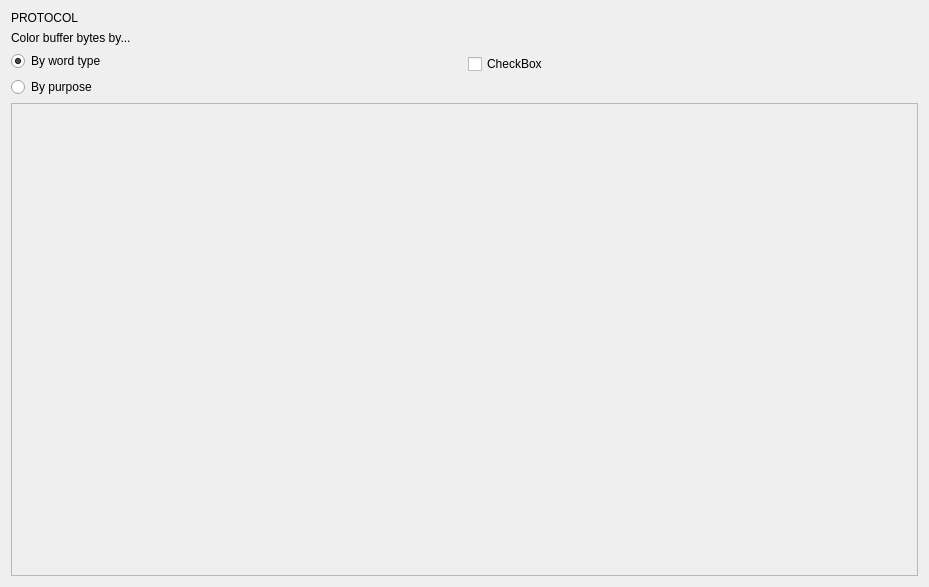
Qt form src/GUI/PinTracerUI/forms/ProtocolVisualizationWidget.ui (h3xduck/TaintBlade) before a commit.
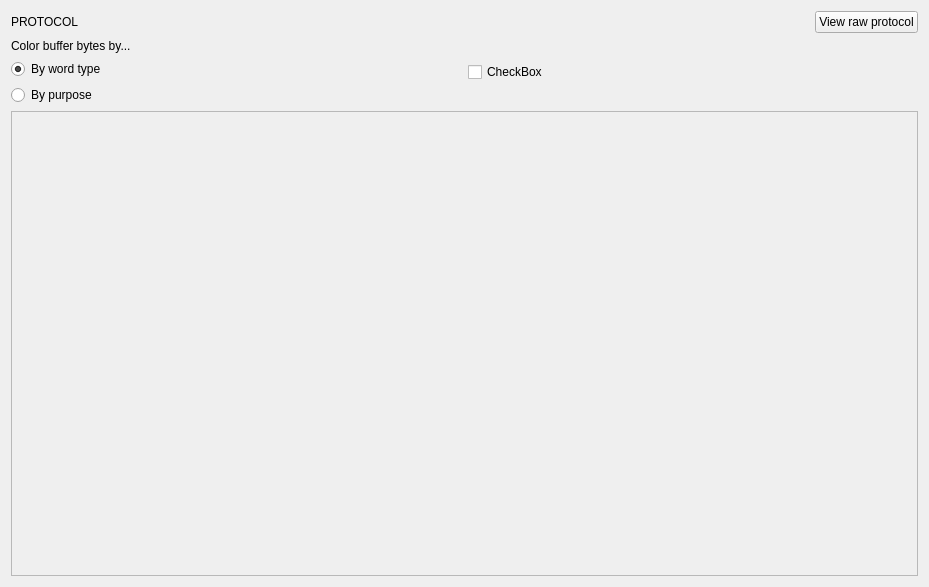
The same form after that commit.

Commit message: Integrated new raw protocol visualization via dialog and a new button, changed some minor details

```diff
--- a/src/GUI/PinTracerUI/forms/ProtocolVisualizationWidget.ui
+++ b/src/GUI/PinTracerUI/forms/ProtocolVisualizationWidget.ui
@@ -15,6 +15,8 @@
   </property>
   <layout class="QVBoxLayout" name="verticalLayout">
    <item>
+    <layout class="QHBoxLayout" name="horizontalLayout_2">
+     <item>
     <widget class="QLabel" name="label">
      <property name="text">
       <string>PROTOCOL</string>
@@ -22,6 +24,21 @@
     </widget>
    </item>
    <item>
+      <widget class="QPushButton" name="viewRawProtocolButton">
+       <property name="sizePolicy">
+        <sizepolicy hsizetype="Fixed" vsizetype="Fixed">
+         <horstretch>0</horstretch>
+         <verstretch>0</verstretch>
+        </sizepolicy>
+       </property>
+       <property name="text">
+        <string>View raw protocol</string>
+       </property>
+      </widget>
+     </item>
+    </layout>
+   </item>
+   <item>
     <layout class="QHBoxLayout" name="horizontalLayout">
      <item>
       <layout class="QVBoxLayout" name="leftButtonColumn">
@@ -81,7 +98,7 @@
         <x>0</x>
         <y>0</y>
         <width>909</width>
-        <height>467</height>
+        <height>457</height>
        </rect>
       </property>
      </widget>
```
Lines whose indentation alone changed are shown as unchanged. The commit also changes 32 other files.
